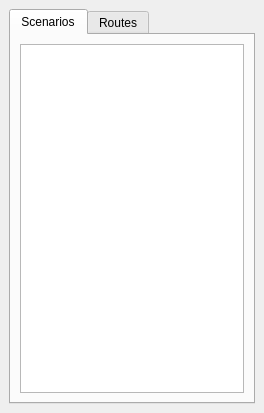
Above: scenarios_selector.ui from TomasdelaBarra/QTRANUS before the change. Below: the same form after it.
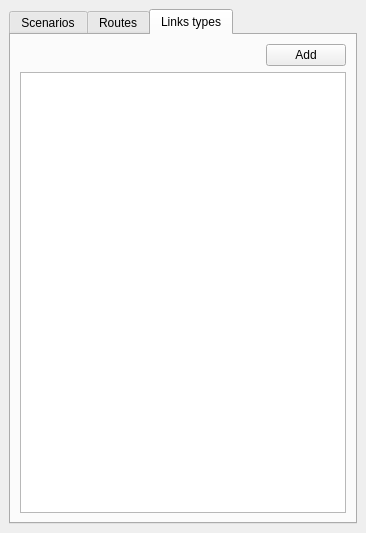
That is the form after the change. The open tabs and pages were chosen to show the change.

Commit message: Routes Tree Qgis canvas

What changed in the file:
```diff
--- a/scenarios_selector.ui
+++ b/scenarios_selector.ui
@@ -6,8 +6,8 @@
    <rect>
     <x>0</x>
     <y>0</y>
-    <width>264</width>
-    <height>413</height>
+    <width>366</width>
+    <height>533</height>
    </rect>
   </property>
   <property name="windowTitle">
@@ -43,6 +43,44 @@
         </item>
        </layout>
       </widget>
+      <widget class="QWidget" name="tab">
+       <attribute name="title">
+        <string>Links types</string>
+       </attribute>
+       <layout class="QVBoxLayout" name="verticalLayout_5">
+        <item>
+         <layout class="QVBoxLayout" name="verticalLayout_4">
+          <item>
+           <layout class="QHBoxLayout" name="horizontalLayout_2">
+            <item>
+             <spacer name="horizontalSpacer_2">
+              <property name="orientation">
+               <enum>Qt::Horizontal</enum>
+              </property>
+              <property name="sizeHint" stdset="0">
+               <size>
+                <width>40</width>
+                <height>20</height>
+               </size>
+              </property>
+             </spacer>
+            </item>
+            <item>
+             <widget class="QPushButton" name="btn_add_linktype">
+              <property name="text">
+               <string>Add</string>
+              </property>
+             </widget>
+            </item>
+           </layout>
+          </item>
+          <item>
+           <widget class="QTreeView" name="linktypes_tree"/>
+          </item>
+         </layout>
+        </item>
+       </layout>
+      </widget>
      </widget>
     </item>
    </layout>
```
Left out of the diff: 24 changed lines with no effect on the pictures. The commit also changes 125 other files.
